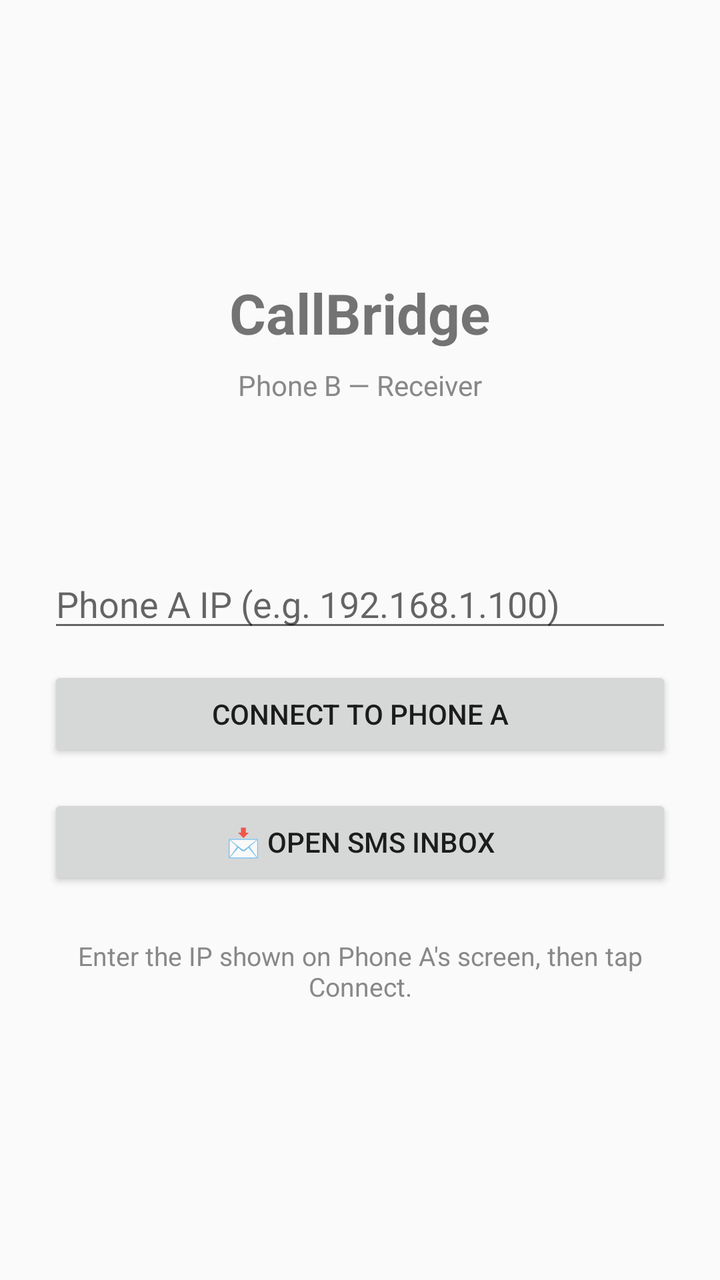
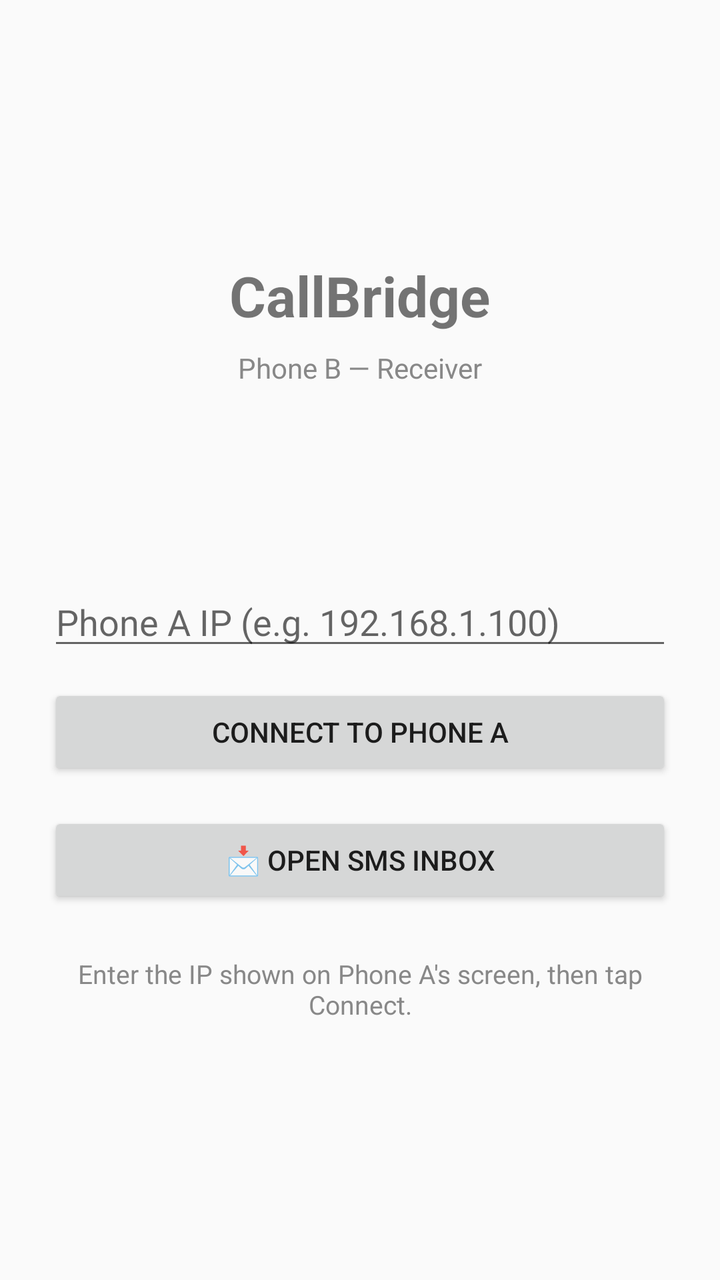

An Android layout rendered at two revisions. The XML below is the earlier revision; the diff shows what the commit changed to produce the second picture.
<!-- AndroidManifest.xml: application theme AppTheme -->
<!-- res/layout/activity_main.xml -->
<?xml version="1.0" encoding="utf-8"?>
<LinearLayout xmlns:android="http://schemas.android.com/apk/res/android"
    android:layout_width="match_parent"
    android:layout_height="match_parent"
    android:orientation="vertical"
    android:padding="24dp"
    android:gravity="center">

    <TextView
        android:text="CallBridge"
        android:layout_width="wrap_content"
        android:layout_height="wrap_content"
        android:textSize="28sp"
        android:textStyle="bold"
        android:layout_marginBottom="8dp" />

    <TextView
        android:text="Phone B — Receiver"
        android:layout_width="wrap_content"
        android:layout_height="wrap_content"
        android:textSize="14sp"
        android:textColor="#888888"
        android:layout_marginBottom="32dp" />

    <TextView
        android:id="@+id/tvStatus"
        android:layout_width="match_parent"
        android:layout_height="wrap_content"
        android:textSize="16sp"
        android:gravity="center"
        android:layout_marginBottom="24dp" />

    <EditText
        android:id="@+id/etPhoneAIp"
        android:layout_width="match_parent"
        android:layout_height="wrap_content"
        android:hint="Phone A IP (e.g. 192.168.1.100)"
        android:inputType="text"
        android:layout_marginBottom="12dp" />

    <Button
        android:id="@+id/btnConnect"
        android:layout_width="match_parent"
        android:layout_height="wrap_content"
        android:text="Connect to Phone A"
        android:layout_marginBottom="16dp" />

    <Button
        android:id="@+id/btnOpenSms"
        android:layout_width="match_parent"
        android:layout_height="wrap_content"
        android:text="📩 Open SMS Inbox" />

    <TextView
        android:layout_width="match_parent"
        android:layout_height="wrap_content"
        android:text="Enter the IP shown on Phone A's screen, then tap Connect."
        android:textSize="13sp"
        android:layout_marginTop="24dp"
        android:gravity="center"
        android:textColor="#888888" />

</LinearLayout>
<!-- resources referenced by this layout -->
<resources>
  <style name="AppTheme" parent="Theme.AppCompat.Light.DarkActionBar">
          <item name="colorPrimary">#1976D2</item>
          <item name="colorPrimaryDark">#1565C0</item>
          <item name="colorAccent">#4CAF50</item>
      </style>
</resources>

<!-- the commit's change to res/layout/activity_main.xml (unified diff, before → after) -->
@@ -20,14 +20,25 @@
         android:layout_height="wrap_content"
         android:textSize="14sp"
         android:textColor="#888888"
-        android:layout_marginBottom="32dp" />
+        android:layout_marginBottom="24dp" />
 
+    
     <TextView
         android:id="@+id/tvStatus"
         android:layout_width="match_parent"
         android:layout_height="wrap_content"
         android:textSize="16sp"
         android:gravity="center"
+        android:layout_marginBottom="8dp" />
+
+    
+    <TextView
+        android:id="@+id/tvTransport"
+        android:layout_width="match_parent"
+        android:layout_height="wrap_content"
+        android:textSize="13sp"
+        android:gravity="center"
+        android:textColor="#888888"
         android:layout_marginBottom="24dp" />
 
     <EditText
